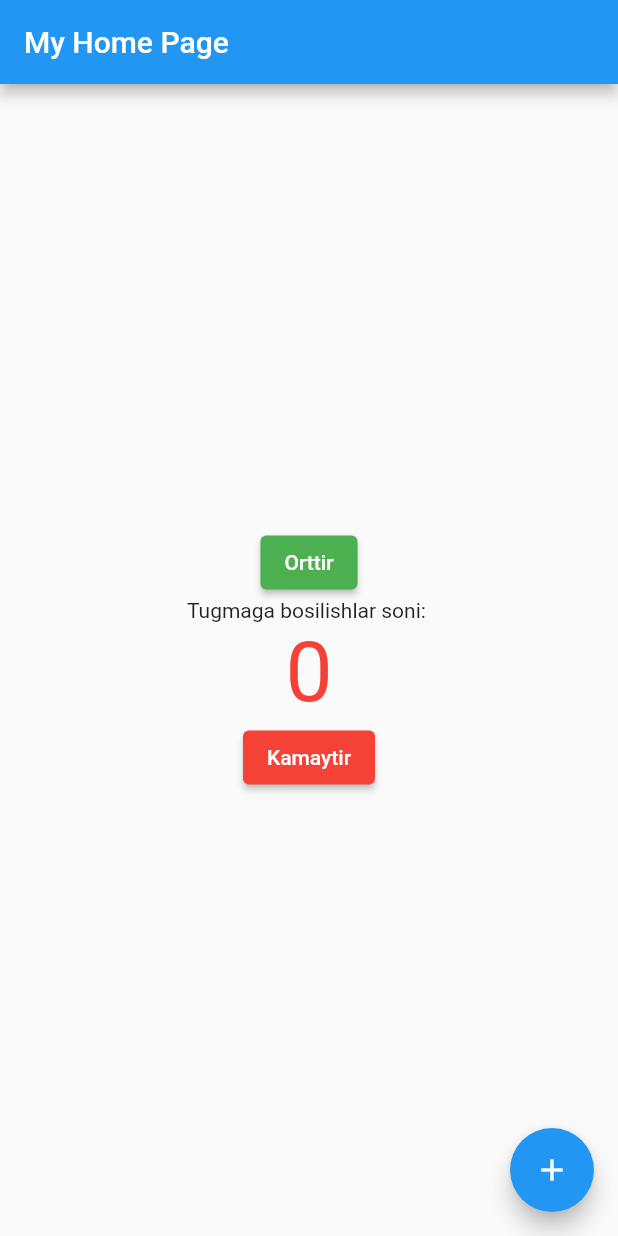
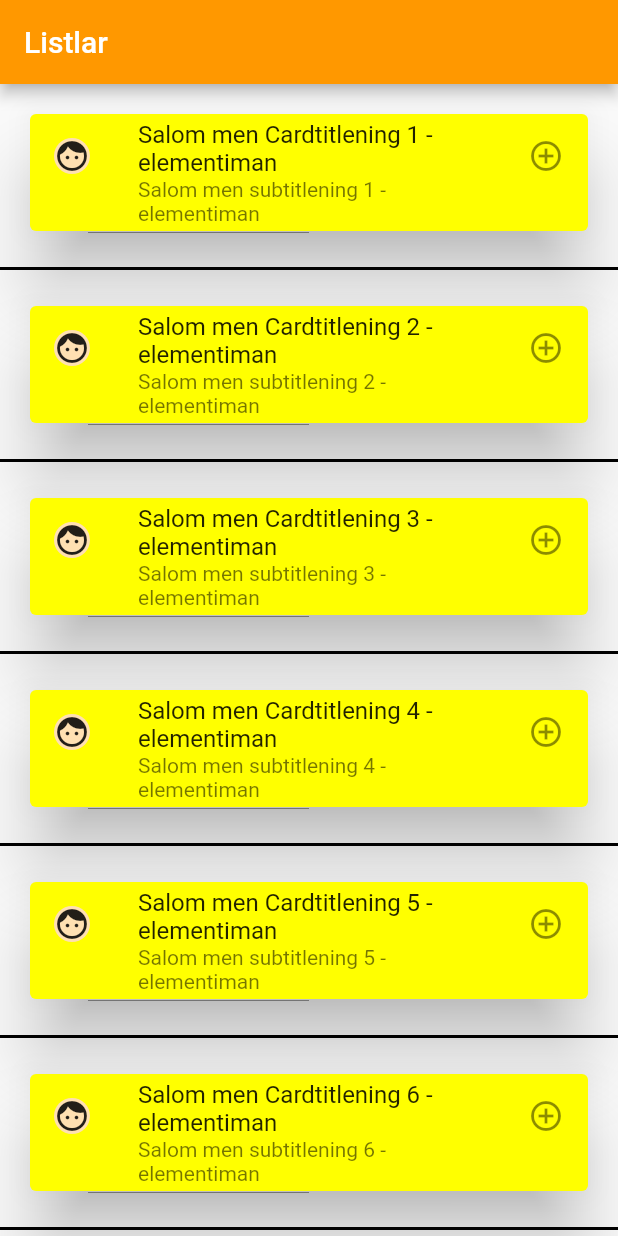
Before and after one commit to xumoyunde/flutter_app, a Flutter app: the screen it shows after launch, on a phone screen of 412 x 824 dp. Run offline on Flutter 3.47's test engine with Material 2 defaults, Android fonts, the phone set to English and light mode, and no system bars.

Commit message:
cli project 2 version, lesson 55

```diff
--- a/lib/main.dart
+++ b/lib/main.dart
@@ -1,4 +1,5 @@
 import 'package:flutter/material.dart';
+import 'ui/ListMavzulari.dart';
 
 void main(){
   runApp(MyApp());
@@ -10,79 +11,17 @@ class MyApp extends StatelessWidget {
     return MaterialApp(
       debugShowCheckedModeBanner: false,
       theme: ThemeData(
-        primarySwatch: Colors.blue,
+        primarySwatch: Colors.orange,
       ),
-      title: 'Material App',
-      home: MyHomePage(title: 'My Home Page'),
+      home: Scaffold(
+        appBar: AppBar(
+          title: Text(
+              'Listlar',
+            style: TextStyle(color: Colors.white),
+          ),
+        ),
+        body: ListMavzulari(),
+      ),
     );
   }
 }
-
-class MyHomePage extends StatefulWidget {
-  int sanoq = 0;
-  final String title;
-  MyHomePage({required this.title}){}
-
-  @override
-  State<StatefulWidget> createState() {
-    return MyHomePageState();
-  }
-}
-
-class MyHomePageState extends State<MyHomePage>{
-  @override
-  Widget build(BuildContext context) {
-    return Scaffold(
-      appBar: AppBar(
-        title: Text(widget.title),
-      ),
-      floatingActionButton: FloatingActionButton(
-        onPressed: _sanoqniOrttir,
-        child: Icon(
-          Icons.add,
-        ),
-      ),
-      body: Center(
-        child: Column(
-          mainAxisAlignment: MainAxisAlignment.center,
-          children: <Widget>[
-            ElevatedButton(
-              onPressed: _sanoqQiymatiniOrttir,
-              style: ElevatedButton.styleFrom(backgroundColor: Colors.green),
-              child: Text('Orttir'),
-            ),
-            Text('Tugmaga bosilishlar soni: '),
-            Text(
-              '${widget.sanoq}',
-              style: Theme.of(context).textTheme.displayMedium?.copyWith(
-                color: widget.sanoq <= 0 ? Colors.red : Colors.green,
-              ),
-            ),
-            ElevatedButton(
-              onPressed: _sanoqQiymatiniKamaytir,
-              style: ElevatedButton.styleFrom(backgroundColor: Colors.red),
-              child: Text('Kamaytir'),
-            )
-          ],
-        ),
-      ),
-    );
-  }
-  void _sanoqniOrttir(){
-    setState(() {
-      widget.sanoq++;
-    });
-    debugPrint('${widget.sanoq}');
-  }
-  void _sanoqQiymatiniOrttir(){
-    setState(() {
-      widget.sanoq++;
-    });
-  }
-  void _sanoqQiymatiniKamaytir(){
-    setState(() {
-      widget.sanoq--;
-    });
-  }
-
-}
--- /dev/null
+++ b/lib/ui/ListMavzulari.dart
@@ -0,0 +1,38 @@
+import 'package:flutter/material.dart';
+
+class ListMavzulari extends StatelessWidget {
+  @override
+  Widget build(BuildContext context) {
+
+    List<int> listningRaqamlari = List.generate(300, (index) => index);
+    List<String> listBoshliq = List.generate(300, (index) => 'List elementi $index');
+
+    return ListView(children: listningRaqamlari
+        .map(
+          (oshVaqtdagiElement) => Column(
+            children: <Widget>[
+              Container(
+                child: Card(
+                  color: Colors.yellowAccent,
+                  margin: EdgeInsets.all(20),
+                  elevation: 20,
+                  child: ListTile(
+                    leading: CircleAvatar(
+                      child: Icon(Icons.face),
+                      radius: 12.0,
+                    ),
+                    title: Text('Salom men Cardtitlening ${oshVaqtdagiElement+1} - elementiman'),
+                    subtitle: Text('Salom men subtitlening ${oshVaqtdagiElement+1} - elementiman'),
+                    trailing: Icon(Icons.add_circle_outline),
+                  ),
+                ),
+              ),
+              Divider(color: Colors.black, height: 10, thickness: 2,),
+            ],
+          ),
+      ).toList(),
+
+
+    );
+  }
+}
```
Also changed, not shown: 8 other files.
